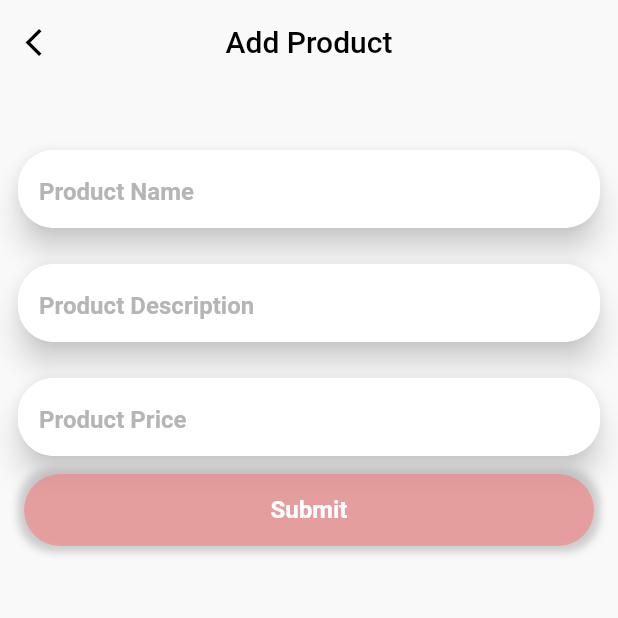
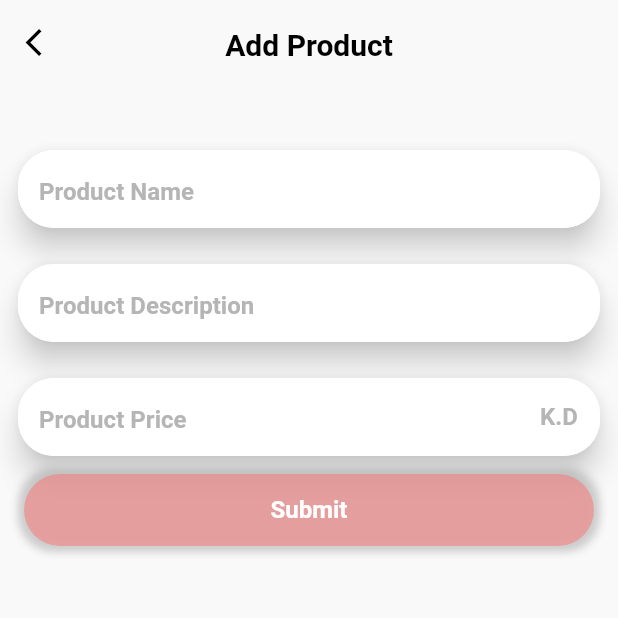
Before and after one commit to RafiMagsi/products_task, a Flutter app: the screen it shows after launch, after a tap on "Add Product", on a phone screen of 412 x 824 dp, the top half of it. Run offline on Flutter 3.47's test engine with Material 2 defaults, Android fonts, the phone set to English and light mode, and no system bars; our stand-ins replace get, get_storage; Roboto replaces fonts that are missing (Cairo).

Commit message:
Input formatter and validation for price text field. Other improvements.

```diff
--- a/lib/Pages/add_product.dart
+++ b/lib/Pages/add_product.dart
@@ -1,6 +1,9 @@
 import 'package:flutter/material.dart';
+import 'package:flutter/services.dart';
 import 'package:products_task/Configs/app_colors.dart';
 import 'package:products_task/Configs/app_sizes.dart';
+import 'package:products_task/Configs/app_strings.dart';
+import 'package:products_task/Configs/text_styles.dart';
 import 'package:products_task/Controllers/add_product_controller.dart';
 import 'package:products_task/Widgets/custom_app_bar.dart';
 import 'package:get/get.dart';
@@ -39,6 +42,8 @@ class AddProduct extends GetView<AddProductController> {
                 CustomTextField(
                   placeHolder: "Product Price",
                   inputController: controller.priceController,
+                  suffix: Text(AppStrings.currency, style: AppStyles.hintStyle()),
+                  inputFormatters: [FilteringTextInputFormatter.digitsOnly],
                 ),
                 Obx(
                   () => CustomButton(
--- a/lib/Pages/manage_products.dart
+++ b/lib/Pages/manage_products.dart
@@ -37,6 +37,7 @@ class ManageProducts extends GetView<ProductsController> {
               child: controller.productsList.isNotEmpty
                   ? Obx(
                       () => ListView.builder(
+                          padding: EdgeInsets.only(bottom: AppSizes.buttonHeight_2 * 2),
                           itemCount: controller.productsList.length,
                           itemBuilder: (BuildContext context, int index) {
                             ProductModel product = controller.productsList.elementAt(index);
--- a/lib/Widgets/custom_app_bar.dart
+++ b/lib/Widgets/custom_app_bar.dart
@@ -1,5 +1,6 @@
 import 'package:flutter/material.dart';
 import 'package:products_task/Configs/app_colors.dart';
+import 'package:products_task/Configs/text_styles.dart';
 
 // Custom AppBar class
 class CustomAppBar extends StatelessWidget implements PreferredSizeWidget {
@@ -21,7 +22,7 @@ class CustomAppBar extends StatelessWidget implements PreferredSizeWidget {
                 )
               : SizedBox(),
           backgroundColor: AppColors.background,
-          title: Text(title ?? "", style: TextStyle(color: AppColors.textBlack)),
+          title: Text(title ?? "", style: AppStyles.titleStyle().copyWith(fontSize: 20, fontWeight: FontWeight.bold)),
           centerTitle: true,
           automaticallyImplyLeading: false,
           titleSpacing: 0,
--- a/lib/Widgets/custom_text_field.dart
+++ b/lib/Widgets/custom_text_field.dart
@@ -80,8 +80,8 @@ class CustomTextField extends StatelessWidget {
                 errorStyle: AppStyles.errorTextStyle().copyWith(height: 1.2),
                 counterText: '',
                 isDense: true,
-                suffixIconConstraints: BoxConstraints(minWidth: 10, maxHeight: 40),
-                suffix: suffix,
+                suffixIconConstraints: BoxConstraints(minWidth: 40, maxHeight: 40),
+                suffixIcon: suffix,
               ),
           maxLength: maxLength!,
           style: AppStyles.titleStyle(color: AppColors.textSubtitle),
```
